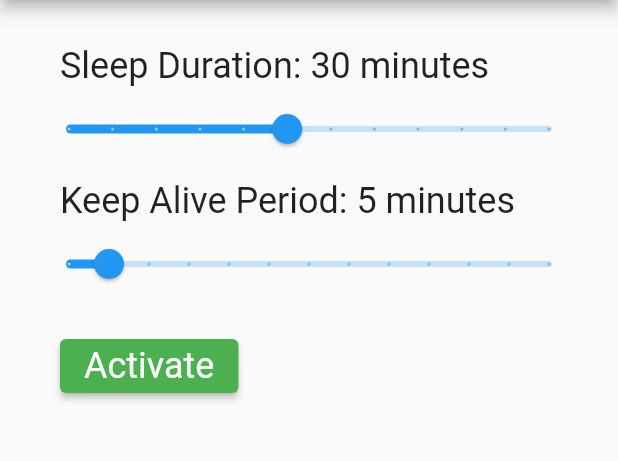
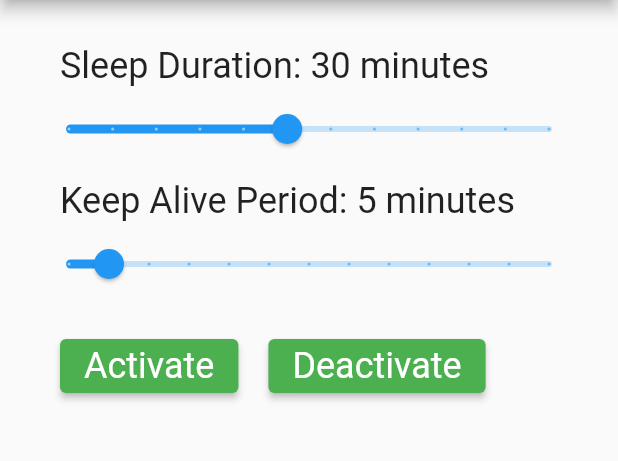
Before and after one commit to aciemian/sleeper, a Flutter app: the screen it shows after launch, after a tap on "Activate", on a phone screen of 412 x 824 dp, the part 84-545 px from its top. Run offline on Flutter 3.47's test engine with Material 2 defaults, Android fonts, the light colour scheme and no system bars; our stand-ins replace shared_preferences.

Commit message:
Squashed commit of the following:
commit e9520cd446b354928d00ca9a5b3afdb5a14860f5
Author: Alan Ciemian <alan.ciemian@gmail.com>
Date:   Sat Mar 11 22:55:38 2023 -0600

    Working

commit 54c6b9f69a3f21080e4195e48858ccd983296d35
Author: Alan Ciemian <alan.ciemian@gmail.com>
Date:   Sat Mar 11 21:42:04 2023 -0600

    Save

```diff
--- a/lib/main.dart
+++ b/lib/main.dart
@@ -1,5 +1,6 @@
 import 'dart:math';
 import 'package:flutter/material.dart';
+import 'package:flutter/services.dart';
 import 'package:sleeper/sleep_service.dart';
 import 'package:sleeper/sleep_state.dart';
 
@@ -62,7 +63,7 @@ class _HomePageState extends State<HomePage> {
                   keepAlivePeriodWidget(snapshot.hasData
                       ? snapshot.data!.keepAlivePeriod.inMinutes
                       : _sleepState.keepAlivePeriod.inMinutes),
-                  activateButton(),
+                  buttons(),
                 ],
               ),
             );
@@ -128,12 +129,19 @@ class _HomePageState extends State<HomePage> {
     );
   }
 
+  Widget buttons() {
+    return Row(
+        children:[
+          activateButton(),
+          deactivateButton(),
+        ]
+    );
+  }
 
   Widget activateButton() {
     return Padding(
       padding: const EdgeInsets.fromLTRB(20, 20, 0, 0),
       child: ElevatedButton(
-        child: const Text('Activate'),
         style: ButtonStyle(
           backgroundColor: MaterialStateProperty.all(Colors.green),
           textStyle: MaterialStateProperty.all(const TextStyle(fontSize: 24)),
@@ -141,11 +149,34 @@ class _HomePageState extends State<HomePage> {
         onPressed: () {
           onActivate();
         },
+        child: const Text('Activate'),
       ),
     );
   }
 
-  void onActivate() {
+  Widget deactivateButton() {
+    return Padding(
+      padding: const EdgeInsets.fromLTRB(20, 20, 0, 0),
+      child: ElevatedButton(
+        style: ButtonStyle(
+          backgroundColor: MaterialStateProperty.all(Colors.green),
+          textStyle: MaterialStateProperty.all(const TextStyle(fontSize: 24)),
+        ),
+        onPressed: () {
+          onDeactivate();
+        },
+        child: const Text('Deactivate'),
+      ),
+    );
+  }
+
+  void onActivate()  {
     SleepService.start(_sleepState);
+    SystemNavigator.pop();
+  }
+
+  void onDeactivate()  {
+    SleepService.stop();
+    SystemNavigator.pop();
   }
 }
--- a/pubspec.yaml
+++ b/pubspec.yaml
@@ -15,7 +15,7 @@ publish_to: 'none' # Remove this line if you wish to publish to pub.dev
 # In iOS, build-name is used as CFBundleShortVersionString while build-number used as CFBundleVersion.
 # Read more about iOS versioning at
 # https://developer.apple.com/library/archive/documentation/General/Reference/InfoPlistKeyReference/Articles/CoreFoundationKeys.html
-version: 2.0.0+1
+version: 2.1.0+1
 
 
 environment:
@@ -31,7 +31,7 @@ dependencies:
   flutter:
     sdk: flutter
   shared_preferences: ^2.0.13
-  flutter_launcher_icons: ^0.10.0
+  flutter_launcher_icons: ^0.12.0
 
 flutter_icons:
   android: "launcher_snooze"
@@ -50,7 +50,7 @@ dev_dependencies:
   # activated in the `analysis_options.yaml` file located at the root of your
   # package. See that file for information about deactivating specific lint
   # rules and activating additional ones.
-  flutter_lints: ^1.0.0
+  flutter_lints: ^2.0.1
 
 
 # For information on the generic Dart part of this file, see the
```
Also changed, not shown: pubspec.lock, 8 other files.
